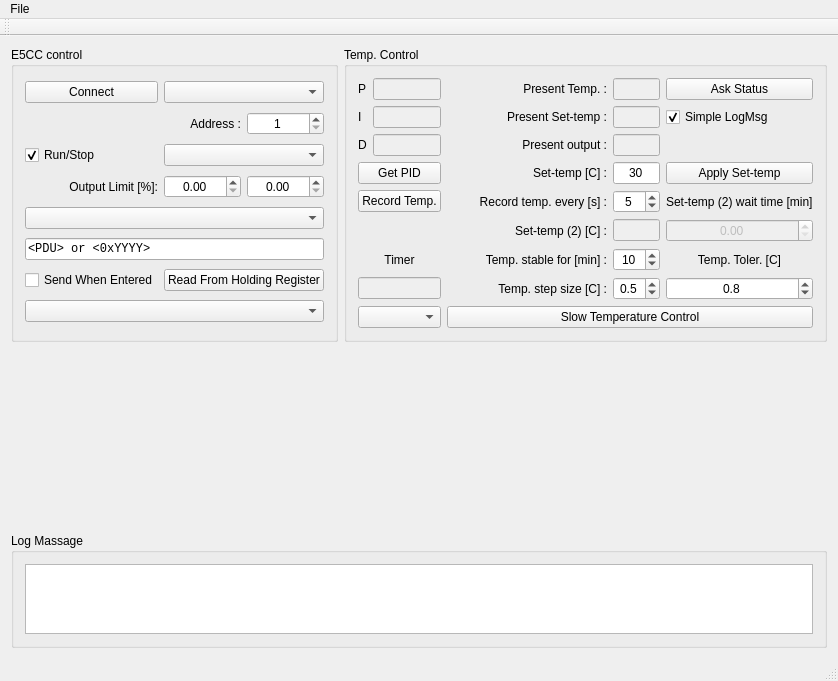
TripletESR/Omron_PID, file mainwindow.ui: the form before one commit.
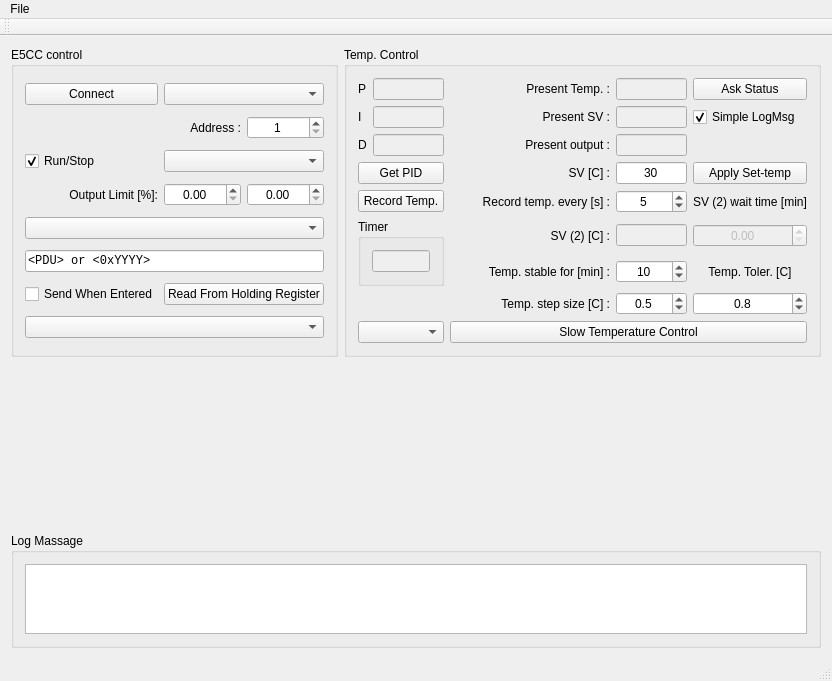
The form after the commit. Custom widgets are drawn as their Qt base class.

Diff of the .ui file:
```diff
--- a/mainwindow.ui
+++ b/mainwindow.ui
@@ -165,7 +165,7 @@
       <property name="title">
        <string>Temp. Control</string>
       </property>
-      <layout class="QGridLayout" name="gridLayout_3" columnstretch="0,2,3,2,3">
+      <layout class="QGridLayout" name="gridLayout_3" columnstretch="0,2,3,2,2">
        <item row="1" column="4">
         <widget class="QCheckBox" name="checkBox_MuteLogMsg">
          <property name="text">
@@ -265,7 +265,7 @@
        <item row="1" column="2">
         <widget class="QLabel" name="label_4">
          <property name="text">
-          <string>Present Set-temp :</string>
+          <string>Present SV :</string>
          </property>
          <property name="alignment">
           <set>Qt::AlignRight|Qt::AlignTrailing|Qt::AlignVCenter</set>
@@ -275,7 +275,7 @@
        <item row="3" column="2">
         <widget class="QLabel" name="label_2">
          <property name="text">
-          <string>Set-temp [C] :</string>
+          <string>SV [C] :</string>
          </property>
          <property name="alignment">
           <set>Qt::AlignRight|Qt::AlignTrailing|Qt::AlignVCenter</set>
@@ -488,33 +488,13 @@
           <bool>true</bool>
          </property>
          <property name="text">
-          <string>Set-temp (2) [C] :</string>
+          <string>SV (2) [C] :</string>
          </property>
          <property name="alignment">
           <set>Qt::AlignRight|Qt::AlignTrailing|Qt::AlignVCenter</set>
          </property>
         </widget>
        </item>
-       <item row="7" column="0" colspan="2">
-        <widget class="QLineEdit" name="lineEdit_clock">
-         <property name="enabled">
-          <bool>false</bool>
-         </property>
-         <property name="alignment">
-          <set>Qt::AlignCenter</set>
-         </property>
-        </widget>
-       </item>
-       <item row="6" column="0" colspan="2">
-        <widget class="QLabel" name="label_14">
-         <property name="text">
-          <string>Timer</string>
-         </property>
-         <property name="alignment">
-          <set>Qt::AlignCenter</set>
-         </property>
-        </widget>
-       </item>
        <item row="4" column="0" colspan="2">
         <widget class="QPushButton" name="pushButton_RecordTemp">
          <property name="text">
@@ -541,8 +521,30 @@
        <item row="4" column="4">
         <widget class="QLabel" name="label_SV2WaitTime">
          <property name="text">
-          <string>Set-temp (2) wait time [min]</string>
+          <string>SV (2) wait time [min]</string>
          </property>
+         <property name="alignment">
+          <set>Qt::AlignCenter</set>
+         </property>
+        </widget>
+       </item>
+       <item row="5" column="0" rowspan="2" colspan="2">
+        <widget class="QGroupBox" name="groupBox_4">
+         <property name="title">
+          <string>Timer</string>
+         </property>
+         <layout class="QVBoxLayout" name="verticalLayout">
+          <item>
+           <widget class="QLineEdit" name="lineEdit_clock">
+            <property name="enabled">
+             <bool>false</bool>
+            </property>
+            <property name="alignment">
+             <set>Qt::AlignCenter</set>
+            </property>
+           </widget>
+          </item>
+         </layout>
         </widget>
        </item>
       </layout>
```
